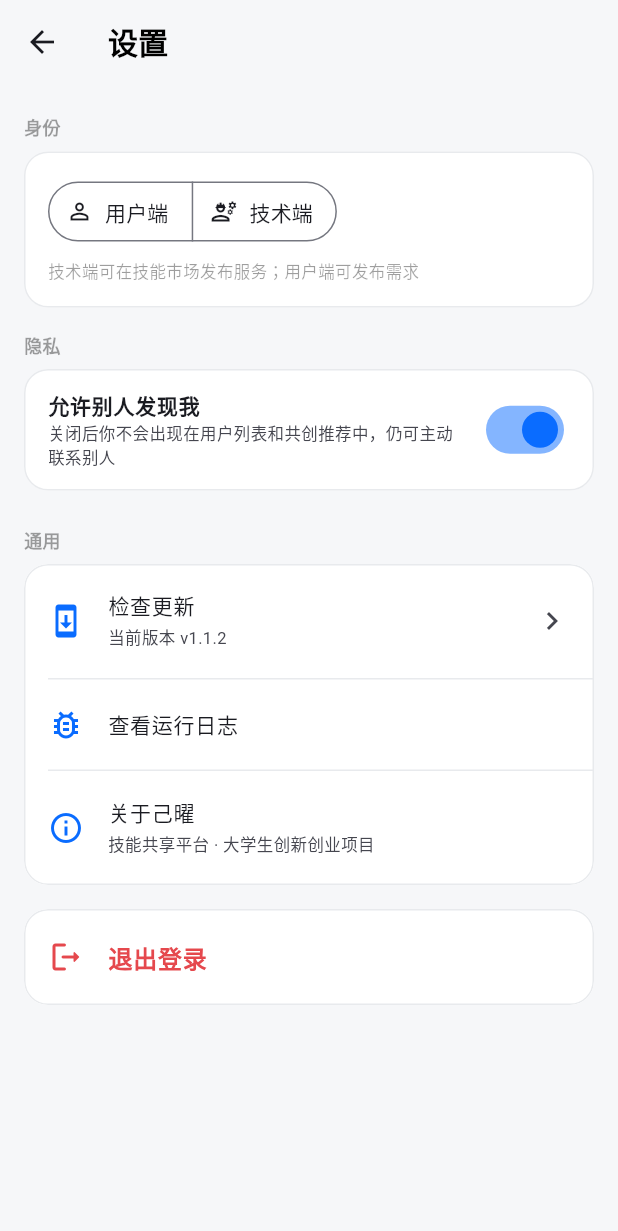
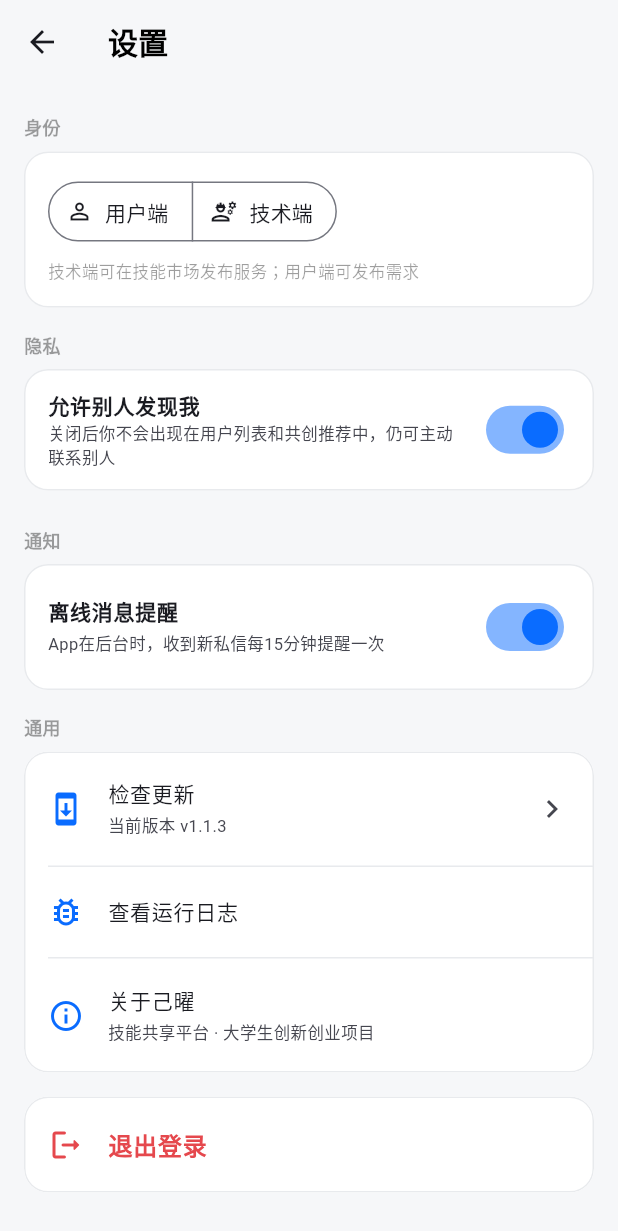
Before and after one commit to tunianovo/----------------------, a Flutter app: the SettingsPage screen opened directly with empty values, on a phone screen of 412 x 824 dp. Shown: the top 1231 px of the screen. Run offline on Flutter 3.47's test engine with Material 3 defaults, Android fonts, the light colour scheme and no system bars; our stand-ins replace flutter_local_notifications, geolocator, image_picker, shared_preferences; missing offline and left inert: workmanager; accounts and stored records are empty; network calls fail.

Commit message:
v1.1.3：修复启动闪退（关闭R8混淆致WorkDatabase创建失败）；固定签名（此后更新免卸载）；恢复消息提醒功能

```diff
--- a/app/lib/bg_task.dart
+++ b/app/lib/bg_task.dart
@@ -79,7 +79,6 @@ void callbackDispatcher() {
 
 /// 注册后台定时轮询（系统保证至少15分钟一次）。逐段保护，失败不影响App
 Future<void> initBackgroundPolling() async {
-  return; // v1.1.2 诊断：整体禁用
   try {
     final prefs = await SharedPreferences.getInstance();
     if (prefs.getBool('bg_notify') == false) return;
--- a/app/lib/main.dart
+++ b/app/lib/main.dart
@@ -24,7 +24,7 @@ final Api api = Api();
 final ValueNotifier<UserAccount?> session = ValueNotifier(null);
 
 /// 当前 App 版本（与 pubspec.yaml 保持一致；用于更新检查）
-const String kAppVersion = '1.1.2';
+const String kAppVersion = '1.1.3';
 
 /// 崩溃日志写入（同步写，闪退前尽量落盘）
 void writeCrashLog(String what, Object error, StackTrace? st) {
@@ -59,7 +59,12 @@ Future<void> main() async {
 
     runApp(const JsgxApp());
 
-    // v1.1.2 诊断：后台消息提醒暂时禁用（workmanager 嫌疑）
+    // 后台消息提醒：延后到界面起来之后，且逐段保护，绝不影响启动
+    if (session.value != null) {
+      Timer(const Duration(seconds: 5), () {
+        initBackgroundPolling().catchError((_) {});
+      });
+    }
   }, (error, stack) {
     writeCrashLog('ZoneError', error, stack);
   });
@@ -194,7 +199,10 @@ class _AppGateState extends State<AppGate> {
     await SessionStore.save(u, api.token!);
     session.value = u;
     _startHeartbeat();
-    // v1.1.2 诊断：后台消息提醒暂时禁用
+    // 登录后延迟注册后台消息轮询（独立保护）
+    Timer(const Duration(seconds: 5), () {
+      initBackgroundPolling().catchError((_) {});
+    });
   }
 
   @override
--- a/app/lib/pages/chats_page.dart
+++ b/app/lib/pages/chats_page.dart
@@ -36,7 +36,7 @@ class ChatsPageState extends State<ChatsPage> with AutomaticKeepAliveClientMixin
     _load();
     _loadUsers();
     _loadGroups();
-    // requestNotificationPermission(); // v1.1.2 诊断：暂时禁用通知
+    requestNotificationPermission(); // Android 13+ 通知权限
     // 每5秒轮询新消息/在线状态
     Stream.periodic(const Duration(seconds: 5)).listen((_) { if (mounted) _load(silent: true); });
   }
--- a/app/lib/pages/settings_page.dart
+++ b/app/lib/pages/settings_page.dart
@@ -129,6 +129,26 @@ class _SettingsPageState extends State<SettingsPage> {
         )),
         const SizedBox(height: 8),
         const SizedBox(height: 16),
+        const Text('通知', style: TextStyle(fontSize: 12, color: Colors.black38, fontWeight: FontWeight.w600)),
+        const SizedBox(height: 8),
+        Card(child: SwitchListTile(
+          contentPadding: const EdgeInsets.symmetric(horizontal: 16, vertical: 6),
+          title: const Text('离线消息提醒', style: TextStyle(fontSize: 14, fontWeight: FontWeight.w600)),
+          subtitle: const Text('App在后台时，收到新私信每15分钟提醒一次', style: TextStyle(fontSize: 11)),
+          value: bgNotify,
+          activeColor: kPrimary,
+          onChanged: (v) async {
+            setState(() => bgNotify = v);
+            final p = await SharedPreferences.getInstance();
+            await p.setBool('bg_notify', v);
+            if (v) {
+              initBackgroundPolling().catchError((_) {});
+            } else {
+              disableBackgroundPolling();
+            }
+          },
+        )),
+        const SizedBox(height: 16),
         const Text('通用', style: TextStyle(fontSize: 12, color: Colors.black38, fontWeight: FontWeight.w600)),
         const SizedBox(height: 8),
         Card(clipBehavior: Clip.antiAlias, child: Column(children: [
--- a/app/pubspec.yaml
+++ b/app/pubspec.yaml
@@ -1,7 +1,7 @@
 name: jsgx_app
 description: "技能共享平台手机客户端 - 聊天/服务市场/在线状态"
 publish_to: 'none'
-version: 1.1.2+8
+version: 1.1.3+9
 
 environment:
   sdk: '>=3.0.0 <4.0.0'
```
Also changed, not shown: 1 other file.
